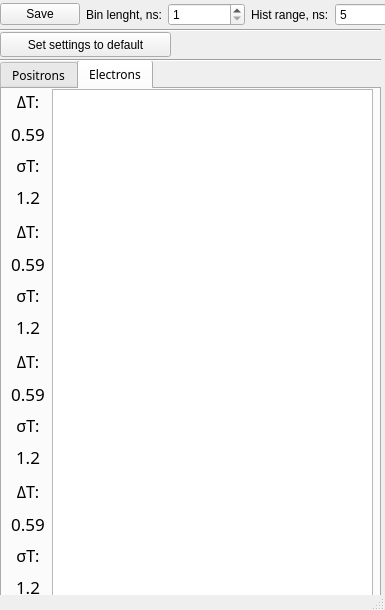
Before: the Qt Designer form mainwindow1.ui in vitaliibalakin/kicker_monitor, drawn with Qt 5.
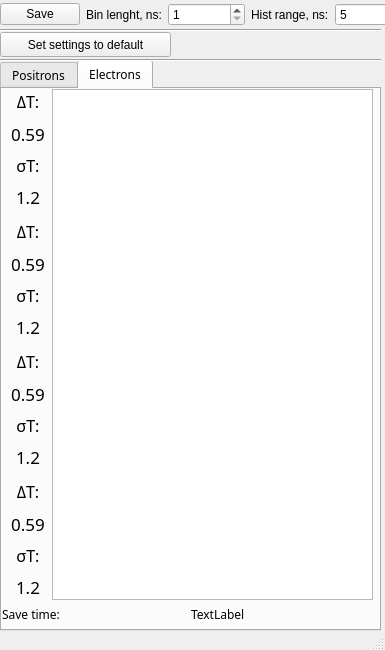
After: the same form once the commit is applied. The open tabs and pages were chosen to show the change.

```diff
--- a/mainwindow1.ui
+++ b/mainwindow1.ui
@@ -7,7 +7,7 @@
     <x>0</x>
     <y>0</y>
     <width>385</width>
-    <height>610</height>
+    <height>650</height>
    </rect>
   </property>
   <property name="sizePolicy">
@@ -25,7 +25,7 @@
   <property name="maximumSize">
    <size>
     <width>385</width>
-    <height>634</height>
+    <height>650</height>
    </size>
   </property>
   <property name="windowTitle">
@@ -38,7 +38,7 @@
       <x>0</x>
       <y>60</y>
       <width>381</width>
-      <height>541</height>
+      <height>571</height>
      </rect>
     </property>
     <property name="sizePolicy">
@@ -672,6 +672,32 @@
        </item>
       </layout>
      </widget>
+     <widget class="QWidget" name="horizontalLayoutWidget_3">
+      <property name="geometry">
+       <rect>
+        <x>0</x>
+        <y>510</y>
+        <width>371</width>
+        <height>31</height>
+       </rect>
+      </property>
+      <layout class="QHBoxLayout" name="horizontalLayout_3">
+       <item>
+        <widget class="QLabel" name="label_4">
+         <property name="text">
+          <string>Save time:</string>
+         </property>
+        </widget>
+       </item>
+       <item>
+        <widget class="QLabel" name="label_save_time_e">
+         <property name="text">
+          <string>TextLabel</string>
+         </property>
+        </widget>
+       </item>
+      </layout>
+     </widget>
     </widget>
    </widget>
    <widget class="QWidget" name="horizontalLayoutWidget">
```
Left out of the diff: 28 changed lines with no effect on the pictures.
